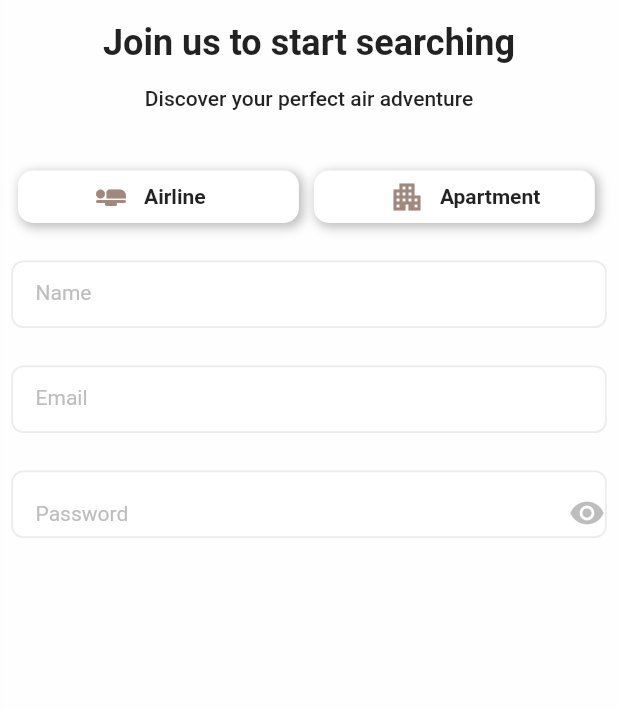
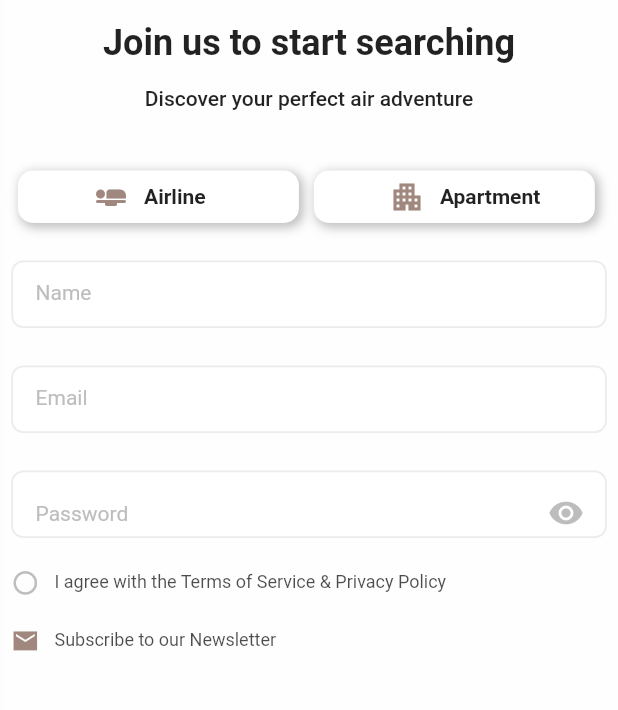
Before and after one commit to Cromzie/FirstUI, a Flutter app: the screen it shows after launch, on a phone screen of 412 x 824 dp, the part 212-922 px from its top. Run offline on Flutter 3.47's test engine with Material 2 defaults, Android fonts, the phone set to English and light mode, and no system bars.

Commit message:
Icons added

```diff
--- a/lib/first_page.dart
+++ b/lib/first_page.dart
@@ -194,14 +194,51 @@ class UpperPart extends StatelessWidget {
                     Expanded(child: Container(),
                     ),
                     Padding(
-                      padding: const EdgeInsets.only(left: 4.0),
+                      padding: const EdgeInsets.only(right: 14.0),
                       child: Icon(Icons.remove_red_eye_sharp,
                       color: Colors.grey.shade400),
                     ),
                       ],
                     ),
                   ),
-
+              Container(
+                    padding: EdgeInsets.only(top: 20.0),
+                    width: MediaQuery.of(context).size.width-15,
+                    // height: 45.0,
+                    child: Row(
+                      children: [
+                    Icon(Icons.panorama_fish_eye,
+                    size: 18.8,
+                      color: Colors.grey.shade400),
+                    SizedBox(width: 10.0,),
+                    Text('I agree with the Terms of Service & Privacy Policy',
+                        style: TextStyle(
+                        color: Colors.black.withOpacity(0.7),
+                        fontSize: 12.0,
+                    ),
+                    ),
+                    ],
+                    ),
+                  ),
+              Container(
+                    padding: EdgeInsets.only(top: 20.0),
+                    width: MediaQuery.of(context).size.width-15,
+                    // height: 45.0,
+                    child: Row(
+                      children: [
+                    Icon(Icons.markunread_sharp,
+                    size: 18.8,
+                      color: Colors.brown[300]),
+                    SizedBox(width: 10.0,),
+                    Text('Subscribe to our Newsletter',
+                        style: TextStyle(
+                        color: Colors.black.withOpacity(0.7),
+                        fontSize: 12.0,
+                    ),
+                    ),
+                    ],
+                    ),
+                  ),
             ],
           ),
       ),
```
